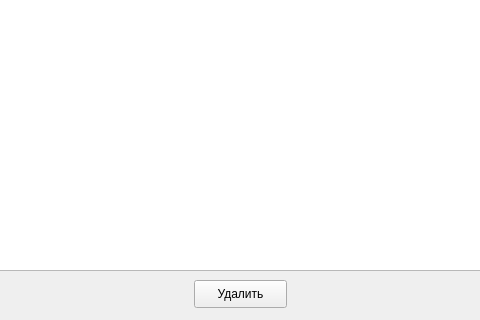
First picture: the form in course/editworkswindow.ui, repository TFed555/Coursework, before the edit; both pictures show x 196 to 676 and y 240 to 560 of the 875 by 560 pixel window.
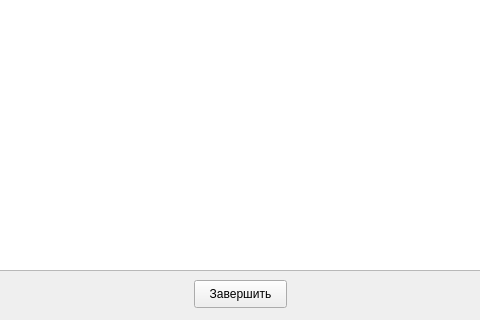
Second picture: the form after the edit.

```diff
--- a/course/editworkswindow.ui
+++ b/course/editworkswindow.ui
@@ -59,7 +59,7 @@
     </rect>
    </property>
    <property name="text">
-    <string>Удалить</string>
+    <string>Завершить</string>
    </property>
   </widget>
  </widget>
```
